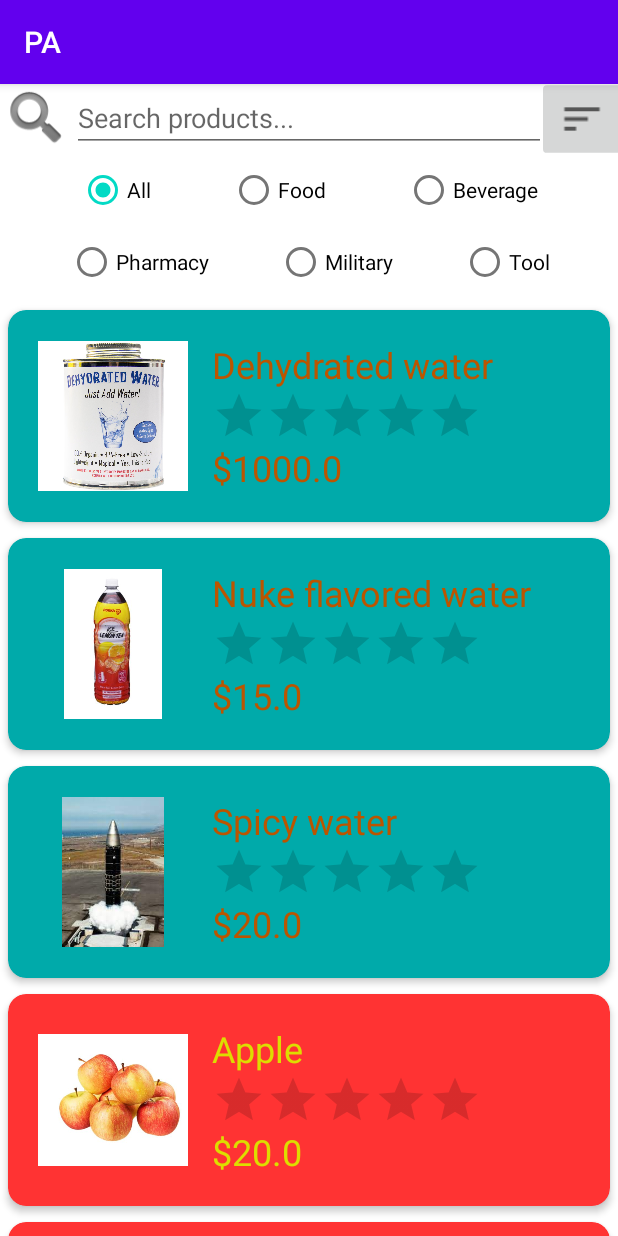
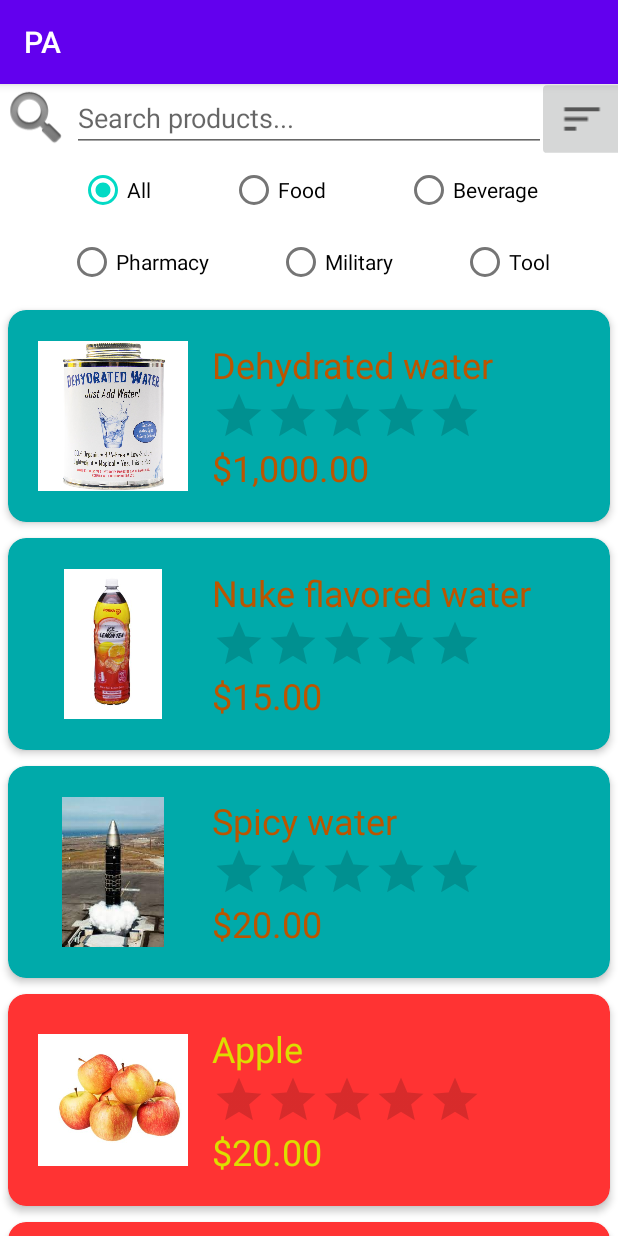
Before and after one commit to theredstone496/pp, an Android app: the fragment ProductTab shown on its own in the app's theme, on a phone screen of 412 x 824 dp. Run offline under Robolectric (Android 15) with nearby library versions, the light colour scheme and no system bars.

Commit message:
put a product and added commas to big numbers

```diff
--- a/app/src/main/java/com/example/pa/ProductActivity.kt
+++ b/app/src/main/java/com/example/pa/ProductActivity.kt
@@ -18,6 +18,7 @@ import com.example.pa.data.Product
 import com.example.pa.data.Review
 import com.example.pa.data.Warehouse
 import com.google.android.material.floatingactionbutton.FloatingActionButton
+import java.text.NumberFormat
 import java.time.LocalDate
 
 //to view more product details
@@ -61,8 +62,7 @@ class ProductActivity : AppCompatActivity() {
         nameView.text = product.name
         brandView.text = product.brand
         descView.text = product.desc
-
-        priceView.text = String.format("$%.2f", product.price)
+        priceView.text = NumberFormat.getCurrencyInstance().format(product.price)
         switch.setOnClickListener { view ->
             if (switch.isChecked) {
                 showAdditionalInfo()
@@ -129,7 +129,7 @@ class ProductActivity : AppCompatActivity() {
 
         infoView.text = "Country of origin: " + product.country + "\n" +
                 "Expiry date: " + product.expiry.toString() + "\n" +
-                "Product mass: " + product.mass + "kg\n" +
+                "Product mass: " + NumberFormat.getNumberInstance().format(product.mass) + "kg\n" +
                 "Storage temperature: " + product.temp + "°C" + "\n" +
                 product.stock + " left in stock"
     }
--- a/app/src/main/java/com/example/pa/ProductRecyclerAdapter.kt
+++ b/app/src/main/java/com/example/pa/ProductRecyclerAdapter.kt
@@ -13,6 +13,7 @@ import androidx.recyclerview.widget.RecyclerView
 import com.example.pa.data.Product
 import com.example.pa.data.Warehouse
 import com.google.android.material.snackbar.Snackbar
+import java.text.NumberFormat
 
 class ProductRecyclerAdapter(var productList: ArrayList<Product>) :
     RecyclerView.Adapter<ProductRecyclerAdapter.ViewHolder>() {
@@ -77,7 +78,7 @@ class ProductRecyclerAdapter(var productList: ArrayList<Product>) :
             }
             productImage.setImageResource(product.imageList[0])
             productName.text = product.name
-            productPrice.text = "$"+product.price
+            productPrice.text = NumberFormat.getCurrencyInstance().format(product.price)
             var rating = 0.0
             for (i in 0..product.reviewList.size-1) {
                 rating += product.reviewList[i].rating
--- a/app/src/main/java/com/example/pa/data/Warehouse.kt
+++ b/app/src/main/java/com/example/pa/data/Warehouse.kt
@@ -101,6 +101,11 @@ class Warehouse {
             val reviewListJ = ArrayList<Review>()
             imageListJ.add(R.drawable.alicorn1)
             products.add(Product("Military", 1000000.00, "Submersible Aviation Cruiser Alicorn", "Union of Yuktobanian Republics", "This boat has the means to end this hideous war, in a definitive and elegant manner. The world shall be horrified by the number of lives we will take. Only then will they let go of their weapons... Weapons that would have taken the lives of ten million.", "Union of Yuktobanian Republics", LocalDate.of(2019, 9, 14), 800000000.0, 26, imageListJ, reviewListJ, 1))
+            val imageListK = ArrayList<Int>()
+            val reviewListK = ArrayList<Review>()
+            imageListK.add(R.drawable.glaive)
+            reviewListK.add(Review("Tewtiy", "The range is actually pretty insane. So they throw the super fast but it doesn't look like all of them bounce. That's still so cool though, look at that. I love that.", 9, LocalDate.of(2021, 7, 30)))
+            products.add(Product("Military", 400000.00, "Glaive Dominus", "Boomerang Monkey", "The Bloons will look upon my Glaives, and they will know fear.", "New Zealand", LocalDate.of(9999, 1, 1), 578000.0, 57, imageListK, reviewListK, 1))
             products.sortWith(ProductCatComparator())
             Collections.sort(products, ProductCatComparator())
             called = 1
--- a/app/src/main/res/layout/review_layout.xml
+++ b/app/src/main/res/layout/review_layout.xml
@@ -46,11 +46,12 @@
 
         <TextView
             android:id="@+id/reviewContent"
-            android:layout_width="350dp"
+            android:layout_width="0dp"
             android:layout_height="wrap_content"
             android:layout_marginStart="4dp"
             android:layout_marginTop="8dp"
             android:textSize="14sp"
+            app:layout_constraintEnd_toEndOf="parent"
             app:layout_constraintStart_toStartOf="parent"
             app:layout_constraintTop_toBottomOf="@+id/reviewRating" />
 
```
Also changed, not shown: app/src/main/res/drawable/glaive.PNG (added).
